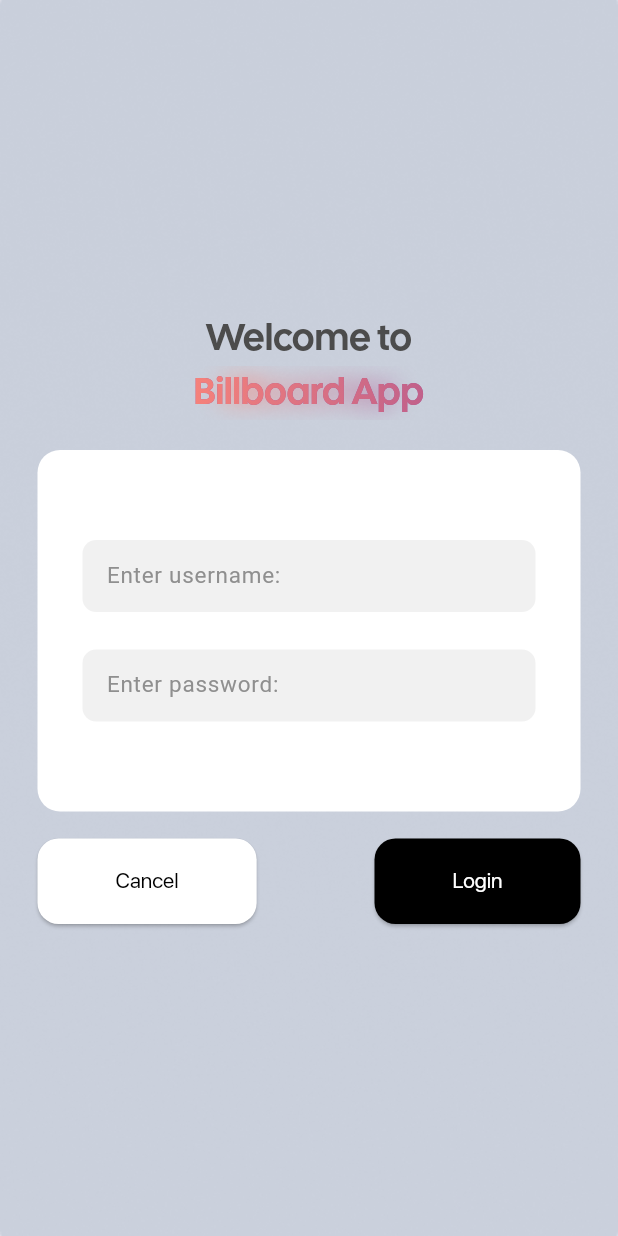
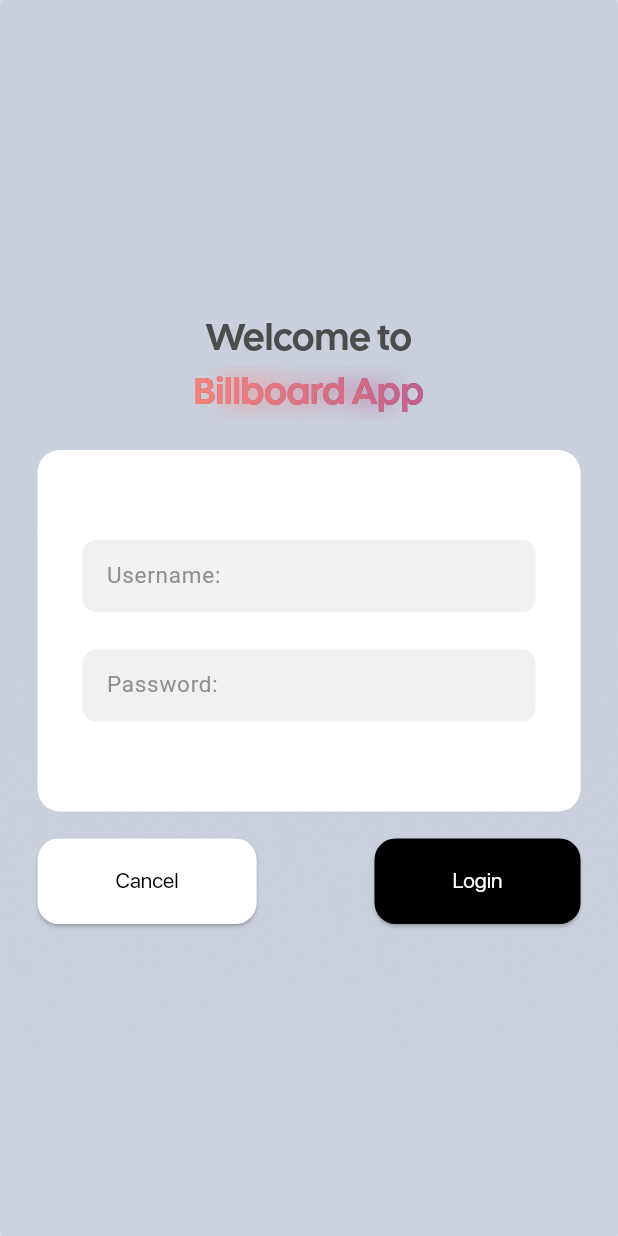
Before and after one commit to HaleemMuhsin/BB_flutter, a Flutter app: the screen it shows after launch, after a tap on "Get Started", on a phone screen of 412 x 824 dp. Run offline on Flutter 3.47's test engine with Material 3 defaults, Android fonts, the phone set to English and light mode, and no system bars.

Commit message:
Early update 3:15, 11-10-24

```diff
--- a/lib/home_page.dart
+++ b/lib/home_page.dart
@@ -6,29 +6,34 @@ class HomePage extends StatelessWidget {
 
   @override
   Widget build(BuildContext context) {
-// screen dimensions
+    // Screen dimensions
     final screenSize = MediaQuery.of(context).size;
     final screenWidth = screenSize.width;
     final screenHeight = screenSize.height;
 
-    return Scaffold(
-      body: SafeArea(
-        child: Container(
+    return Stack(
+      children: [
+        // Background Image Container
+        Container(
           width: screenWidth,
           height: screenHeight,
           decoration: const BoxDecoration(
             image: DecorationImage(
-              image: AssetImage('assets/images/firstPage_bg3.png'),
+              image: AssetImage('assets/images/firstPage_bg3.png'), // Background image
               fit: BoxFit.cover,
             ),
           ),
+        ),
+        // Scaffold containing the rest of the UI
+        Scaffold(
+          backgroundColor: Colors.transparent, // Make Scaffold background transparent
+          body: SafeArea(
             child: Stack(
               children: [
                 // Positioned widget to place the button at a specific location
                 Positioned(
-                // Set fixed position relative to the Stack
-                bottom: screenHeight * 0.02, // Distance from the top of the Stack
-                left: (screenWidth - 290) / 2, // Distance from the left of the Stack
+                  bottom: screenHeight * 0.02, // Distance from the bottom of the Stack
+                  left: (screenWidth - 290) / 2, // Center the button horizontally
                   child: SizedBox(
                     width: 290, // Fixed width for the button
                     height: 55, // Fixed height for the button
@@ -37,7 +42,7 @@ class HomePage extends StatelessWidget {
                         // Action to be performed when the button is pressed
                         Navigator.push(
                           context,
-                        MaterialPageRoute(builder: (context) => const LoginPage())
+                          MaterialPageRoute(builder: (context) => const LoginPage()),
                         );
                       },
                       style: ElevatedButton.styleFrom(
@@ -52,6 +57,7 @@ class HomePage extends StatelessWidget {
             ),
           ),
         ),
+      ],
     );
   }
 }
--- a/lib/login_page.dart
+++ b/lib/login_page.dart
@@ -5,15 +5,22 @@ class LoginPage extends StatelessWidget {
 
   @override
   Widget build(BuildContext context) {
-    return Scaffold(
-      body: SafeArea(
-        child: Container(
+    return Stack(
+      children: [
+        // Background Image Container
+        Container(
           decoration: const BoxDecoration(
             image: DecorationImage(
-              image: AssetImage('assets/images/loginPage_bg.png'),
+              image: AssetImage('assets/images/loginPage_bg.png'), // Background image
               fit: BoxFit.cover,
             ),
           ),
+        ),
+        // Scaffold containing the rest of the UI
+        Scaffold(
+          backgroundColor: Colors.transparent, // Make Scaffold background transparent
+          body: SafeArea(
+            child: Container(
               padding: const EdgeInsets.all(25.0),
               alignment: Alignment.center,
               child: Column(
@@ -34,7 +41,7 @@ class LoginPage extends StatelessWidget {
                     children: [
                       Positioned.fill(
                         child: Image.asset(
-                      'assets/images/billboardAppText_shader.png', //image path
+                          'assets/images/billboardAppText_shader.png', // Image path
                           fit: BoxFit.cover, // Adjust the image to cover the entire area
                         ),
                       ),
@@ -72,49 +79,65 @@ class LoginPage extends StatelessWidget {
 
                   // Input Fields Container
                   Container(
-                padding: const EdgeInsets.fromLTRB(30, 60, 30, 60), // Padding inside the container
+                    padding:
+                        const EdgeInsets.fromLTRB(30, 60, 30, 60), // Padding inside the container
                     decoration: BoxDecoration(
                       color: Colors.white, // Background color for input fields
-                  borderRadius: BorderRadius.circular(15.0), // Rounded corners
+                      borderRadius:
+                          BorderRadius.circular(15.0), // Rounded corners
                     ),
                     child: Column(
                       children: [
                         // Username Input Field
                         TextField(
-                      style: const TextStyle(fontSize: 15, color: Color(0xFF8F8F8F) ),
+                          style:
+                              const TextStyle(fontSize: 15, color: Color(0xFF8F8F8F)),
                           decoration: InputDecoration(
                               filled: true,
                               fillColor: const Color(0xFFF1F1F1),
                               contentPadding:
-                            const EdgeInsets.symmetric(vertical: 12.0, horizontal: 12.0), // Adjusted padding
+                                  const EdgeInsets.symmetric(vertical: 12.0,
+                                      horizontal:
+                                          12.0), // Adjusted padding
                               border: OutlineInputBorder(
-                          borderRadius: BorderRadius.circular(9.0), // Rounded corners
-                          borderSide: BorderSide.none, // No border side for better appearance
+                                borderRadius:
+                                    BorderRadius.circular(9.0), // Rounded corners
+                                borderSide:
+                                    BorderSide.none, // No border side for better appearance
                               ),
-                        hintText: 'Enter username:',
-                        hintStyle: const TextStyle(color: Color(0xFF8F8F8F))
-                      ),
+                              hintText: 'Username:',
+                              hintStyle:
+                                  const TextStyle(color: Color(0xFF8F8F8F))),
                         ),
 
                         const SizedBox(height: 25), // Space between text fields
 
                         // Password Input Field
                         TextField(
-                      style: const TextStyle(fontSize: 15),
+                          style:
+                              const TextStyle(fontSize: 15),
                           decoration: InputDecoration(
                               filled: true,
-                        fillColor: const Color(0xFFF1F1F1),
+                              fillColor:
+                                  const Color(0xFFF1F1F1),
                               contentPadding:
-                            const EdgeInsets.symmetric(vertical: 12.0, horizontal: 12.0), // Adjusted padding
-                        border: OutlineInputBorder(
-                          borderSide: BorderSide.none, // Border color when focused
+                                  const EdgeInsets.symmetric(vertical:
+                                      12.0, horizontal:
+                                      12.0), // Adjusted padding
+                              border:
+                                  OutlineInputBorder(
+                                borderSide:
+                                    BorderSide.none, // Border color when focused
                                 borderRadius:
                                     BorderRadius.circular(9.0), // Rounded corners
                               ),
-                        hintText: 'Enter password:',
-                        hintStyle: const TextStyle(color: Color(0xFF8F8F8F))
-                      ),
-                      obscureText: true, // To hide password input
+                              hintText:
+                                  'Password:',
+                              hintStyle:
+                                  const TextStyle(color:
+                                      Color(0xFF8F8F8F))),
+                          obscureText:
+                              true, // To hide password input
                         ),
                       ],
                     ),
@@ -123,46 +146,72 @@ class LoginPage extends StatelessWidget {
                   const SizedBox(height: 18),
 
                   Row(
-                  mainAxisAlignment: MainAxisAlignment.spaceBetween, // Space between buttons
+                    mainAxisAlignment:
+                        MainAxisAlignment.spaceBetween, // Space between buttons
                     children: [
                       ElevatedButton(
                         onPressed: () {
                           // Action when pressed for Cancel
                         },
-                      style: ElevatedButton.styleFrom(
-                        backgroundColor: Colors.white,
-                        foregroundColor: Colors.black,
-                        textStyle: const TextStyle(fontFamily: 'SF-UI-Display'),
-                        padding: const EdgeInsets.symmetric(vertical: 20.0, horizontal: 52.0), // Padding
-                        shape: RoundedRectangleBorder(
-                          borderRadius: BorderRadius.circular(14), // Rounded corners
+                        style:
+                            ElevatedButton.styleFrom(
+                          backgroundColor:
+                              Colors.white,
+                          foregroundColor:
+                              Colors.black,
+                          textStyle:
+                              const TextStyle(fontFamily:
+                                  'SF-UI-Display'),
+                          padding:
+                              const EdgeInsets.symmetric(vertical:
+                                  20.0,
+                                  horizontal:
+                                  52.0), // Padding
+                          shape:
+                              RoundedRectangleBorder(
+                            borderRadius:
+                                BorderRadius.circular(14), // Rounded corners
                           ),
                         ),
-                      child: const Text('Cancel'),
+                        child:
+                            const Text('Cancel'),
                       ),
 
                       ElevatedButton(
                         onPressed: () {
                           // Action when pressed for Login
                         },
-                      style: ElevatedButton.styleFrom(
-                        backgroundColor: Colors.black,
-                        foregroundColor: Colors.white,
-                        textStyle: const TextStyle(fontFamily: 'SF-UI-Display'),
-                        padding: const EdgeInsets.symmetric(vertical: 20.0, horizontal: 52.0), // Padding
-                        shape: RoundedRectangleBorder(
-                          borderRadius: BorderRadius.circular(14), // Rounded corners
+                        style:
+                            ElevatedButton.styleFrom(
+                          backgroundColor:
+                              Colors.black,
+                          foregroundColor:
+                              Colors.white,
+                          textStyle:
+                              const TextStyle(fontFamily:
+                                  'SF-UI-Display'),
+                          padding:
+                              const EdgeInsets.symmetric(vertical:
+                                  20.0,
+                                  horizontal:
+                                  52.0), // Padding
+                          shape:
+                              RoundedRectangleBorder(
+                            borderRadius:
+                                BorderRadius.circular(14), // Rounded corners
                           ),
                         ),
-                      child: const Text('Login'),
+                        child:
+                            const Text('Login'),
                       ),
                     ],
                   )
-
                 ],
               ),
             ),
           ),
+        ),
+      ],
     );
   }
 }
--- a/lib/main.dart
+++ b/lib/main.dart
@@ -1,4 +1,5 @@
 import 'package:flutter/material.dart';
+import 'package:my_app/widgets/status_bar.dart';
 import './home_page.dart';
 void main() {
   runApp(const MyApp(key: ValueKey('my_app'))); // Using a ValueKey for MyApp
@@ -8,6 +9,7 @@ class MyApp extends StatelessWidget {
   const MyApp({super.key}); // Pass the key to the superclass
  @override
   Widget build(BuildContext context) {
+    setSystemUIOverlayStyle();
     return const MaterialApp(
       title: 'Multi-Page App',
       home: HomePage(), // Set the home page
--- /dev/null
+++ b/lib/widgets/status_bar.dart
@@ -0,0 +1,13 @@
+import 'package:flutter/services.dart';
+import 'package:flutter/material.dart';
+
+void setSystemUIOverlayStyle() {
+  SystemChrome.setSystemUIOverlayStyle(
+    const SystemUiOverlayStyle(
+      statusBarColor: Colors.transparent, // Set status bar color to white
+      statusBarIconBrightness: Brightness.dark, // Set icons to dark (black)
+      systemNavigationBarColor: Colors.white, // Optional: Set navigation bar color
+      systemNavigationBarIconBrightness: Brightness.dark, // Optional: Set navigation bar icons to dark (black)
+    ),
+  );
+}
```
Lines whose indentation alone changed are shown as unchanged.
